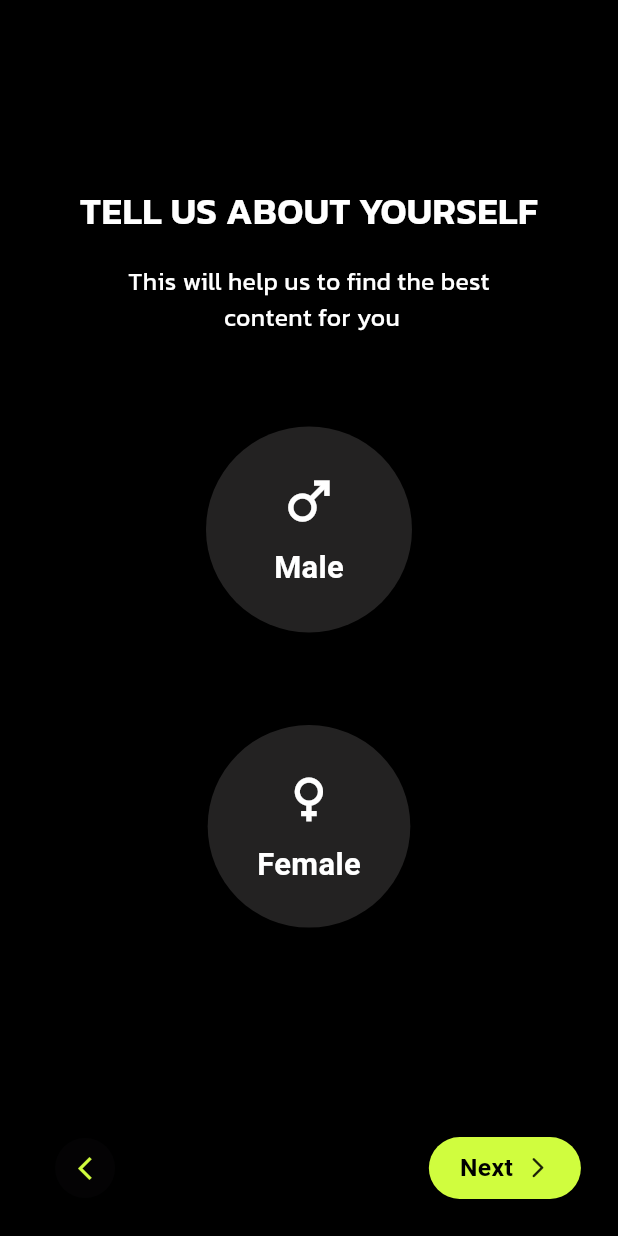
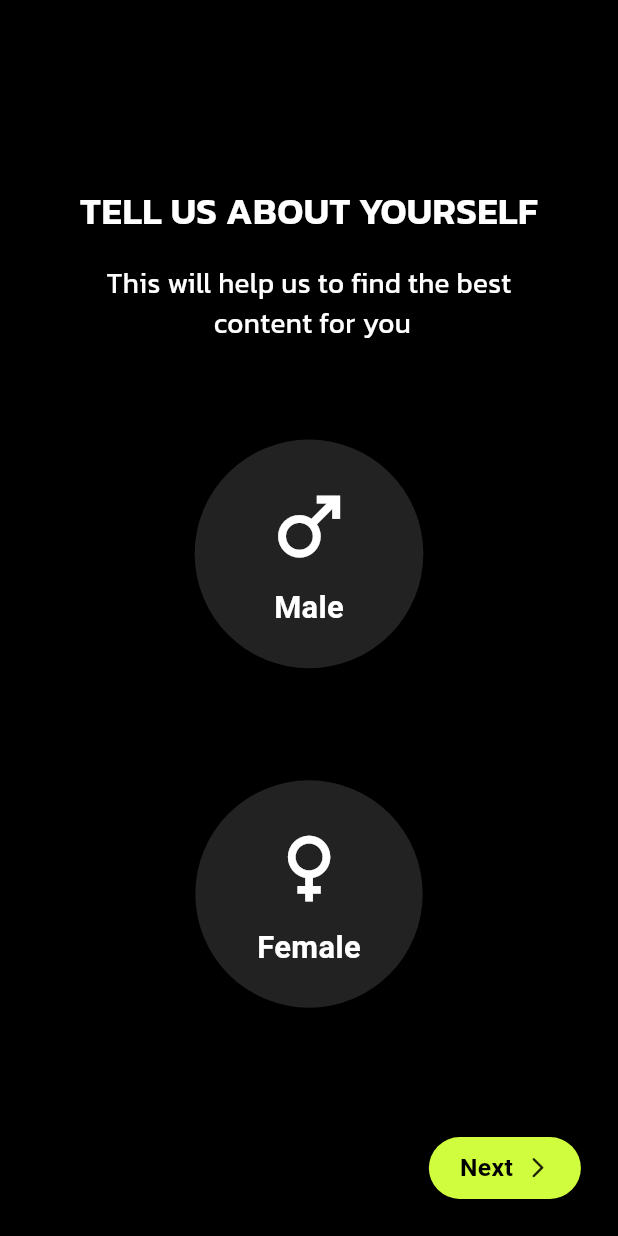
Before and after one commit to HappyJoddd/fitness_tracker_app, a Flutter app: the GenderPage screen opened directly, on a phone screen of 412 x 824 dp. Run offline on Flutter 3.47's test engine with Material 3 defaults, Android fonts, the phone set to English and light mode, and no system bars; our stand-ins replace smooth_page_indicator.

Commit message:
Details page Completed

```diff
--- /dev/null
+++ b/lib/models/detailspageTitle.dart
@@ -0,0 +1,49 @@
+import 'package:flutter/material.dart';
+
+class Detailspagetitle extends StatelessWidget {
+  final String title;
+  final String text;
+  final Color color;
+  Detailspagetitle(
+      {required this.title, required this.text, required this.color});
+
+  @override
+  Widget build(BuildContext context) {
+    var size = MediaQuery.of(context).size;
+    double screenWidth = size.width;
+    double paddingValue = screenWidth * 0.08;
+    return Column(
+      children: [
+        SizedBox(
+          height: size.height * 0.1,
+        ),
+        Align(
+          alignment: Alignment.center,
+          child: Text(
+            title.toUpperCase(),
+            style: TextStyle(
+                color: color,
+                fontSize: screenWidth * 0.06,
+                fontFamily: "KanitSB"),
+            textAlign: TextAlign.center,
+          ),
+        ),
+        SizedBox(
+          height: size.height * 0.02,
+        ),
+        Container(
+          padding: EdgeInsets.symmetric(horizontal: paddingValue),
+          child: Text(
+            text,
+            style: TextStyle(
+              color: color,
+              fontSize: screenWidth * 0.045,
+              fontFamily: 'KanitR',
+            ),
+            textAlign: TextAlign.center,
+          ),
+        ),
+      ],
+    );
+  }
+}
--- a/lib/models/detailspagebutton.dart
+++ b/lib/models/detailspagebutton.dart
@@ -21,11 +21,11 @@ class DetailPageButton extends StatelessWidget {
           child: ElevatedButton(
             onPressed: onBackTap,
             style: ElevatedButton.styleFrom(
-              shape: CircleBorder(),
-              padding: EdgeInsets.all(11),
+              shape: const CircleBorder(),
+              padding: const EdgeInsets.all(11),
               backgroundColor: IconBackgroundColor,
             ),
-            child: Icon(Icons.arrow_back_ios_new, color: PrimaryColor),
+            child: Icon(Icons.arrow_back, color: Colors.white),
           ),
         ),
       const Spacer(),
--- a/lib/pages/CLientData/Gender.dart
+++ b/lib/pages/DetailsPage/Gender.dart
@@ -1,5 +1,6 @@
+import 'package:fitness/models/detailspageTitle.dart';
 import 'package:fitness/models/detailspagebutton.dart';
-import 'package:fitness/pages/CLientData/Icons-Widget/GenderIcon.dart';
+import 'package:fitness/pages/DetailsPage/Icons-Widget/GenderIcon.dart';
 import 'package:flutter/material.dart';
 
 class GenderPage extends StatefulWidget {
@@ -26,28 +27,10 @@ class _GenderPageState extends State<GenderPage> {
           width: size.height,
           height: size.height,
           child: Column(children: [
-            SizedBox(
-              height: size.height * 0.1,
-            ),
-            Text(
-              "Tell Us About Yourself".toUpperCase(),
-              style: TextStyle(
-                  fontSize: size.width * 0.06,
-                  color: Colors.white,
-                  fontFamily: "KanitSB"),
-              textAlign: TextAlign.center,
-            ),
-            SizedBox(height: size.height * 0.02),
-            Container(
-              child: Text(
-                "This will help us to find the best \n content for you",
-                style: TextStyle(
-                    color: Colors.white,
-                    fontSize: size.width * 0.04,
-                    fontFamily: 'KanitR'),
-                textAlign: TextAlign.center,
-              ),
-            ),
+            Detailspagetitle(
+                title: "Tell Us About Yourself",
+                text: "This will help us to find the best \n content for you",
+                color: Colors.white),
             SizedBox(height: size.height * 0.055),
             GenderIcon(
               gender: "Male",
@@ -75,8 +58,11 @@ class _GenderPageState extends State<GenderPage> {
             const Spacer(),
             DetailPageButton(
               text: "Next",
-              onFrontTap: () {},
-              ShowBackBotton: true,
+              onFrontTap: () {
+                Navigator.pushNamed(
+                            context, '/age');
+              },
+              ShowBackBotton: false,
             ),
           ]),
         ));
--- a/lib/pages/CLientData/Icons-Widget/GenderIcon.dart
+++ b/lib/pages/DetailsPage/Icons-Widget/GenderIcon.dart
@@ -20,7 +20,7 @@ class GenderIcon extends StatelessWidget {
       onTap: onTap,
       child: Container(
         padding: gender == "Female"
-            ? EdgeInsets.all(size.width * 0.08)
+            ? EdgeInsets.all(size.width * 0.1)
             : EdgeInsets.all(size.width * 0.11),
         decoration: BoxDecoration(
             color: isSelected ? PrimaryColor : Color.fromARGB(255, 35, 34, 34),
@@ -29,7 +29,7 @@ class GenderIcon extends StatelessWidget {
           children: [
             Icon(
               icon,
-              size: size.width * 0.1,
+              size: size.width * 0.15,
               color: isSelected ? Colors.black : Colors.white,
             ),
             SizedBox(height: size.height * 0.01),
--- a/lib/pages/OnBoardingPage/OnBoardingPage.dart
+++ b/lib/pages/OnBoardingPage/OnBoardingPage.dart
@@ -1,3 +1,4 @@
+
 import 'package:flutter/material.dart';
 import 'package:smooth_page_indicator/smooth_page_indicator.dart';
 
@@ -70,7 +71,10 @@ class _OnBoardingPageState extends State<OnBoardingPage> {
                       borderRadius: BorderRadius.circular(30),
                     ),
                     child: TextButton(
-                      onPressed: () {},
+                      onPressed: () {
+                        Navigator.pushNamed(
+                            context, '/gender');
+                      },
                       child: Text(
                         "Get Started",
                         style: TextStyle(
```
Also changed, not shown: lib/main.dart (+17 -2 lines), lib/models/scrollselecter.dart (added, +31 -0 lines), lib/pages/CLientData/Age.dart (deleted, +0 -31 lines), lib/pages/DetailsPage/Age.dart (added, +61 -0 lines), lib/pages/DetailsPage/GoalPage.dart (added, +64 -0 lines), lib/pages/DetailsPage/HeightPage.dart (added, +61 -0 lines), lib/pages/DetailsPage/PhysicalActivityPage.dart (added, +61 -0 lines), lib/pages/DetailsPage/WeightPage.dart (added, +51 -0 lines).
